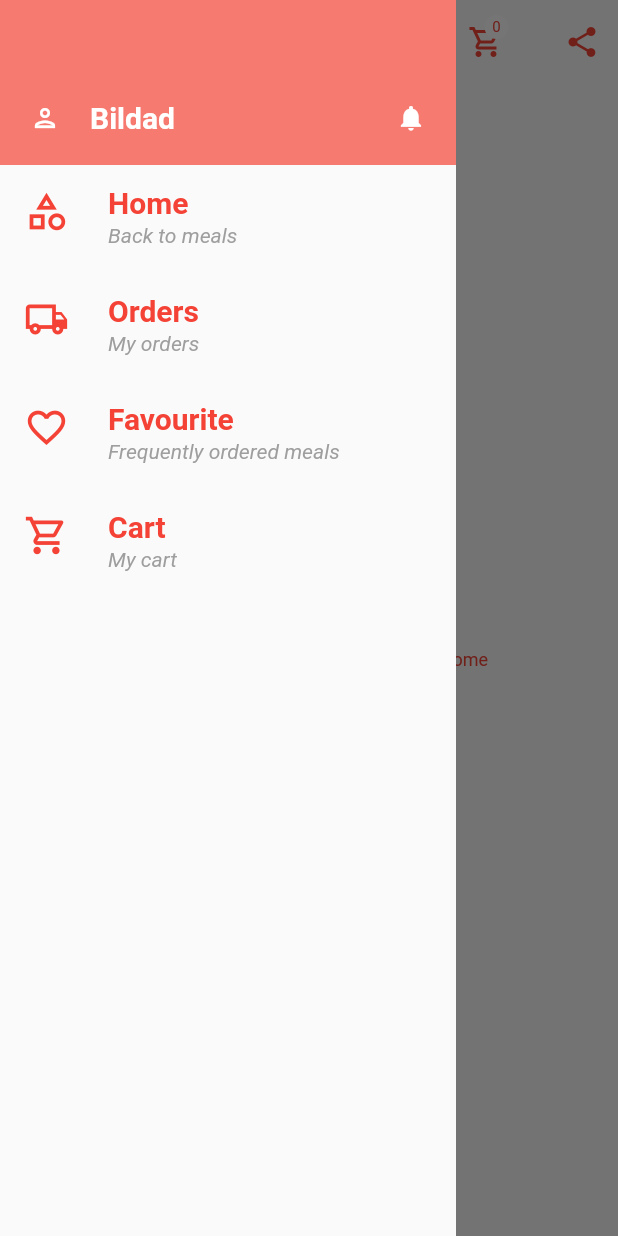
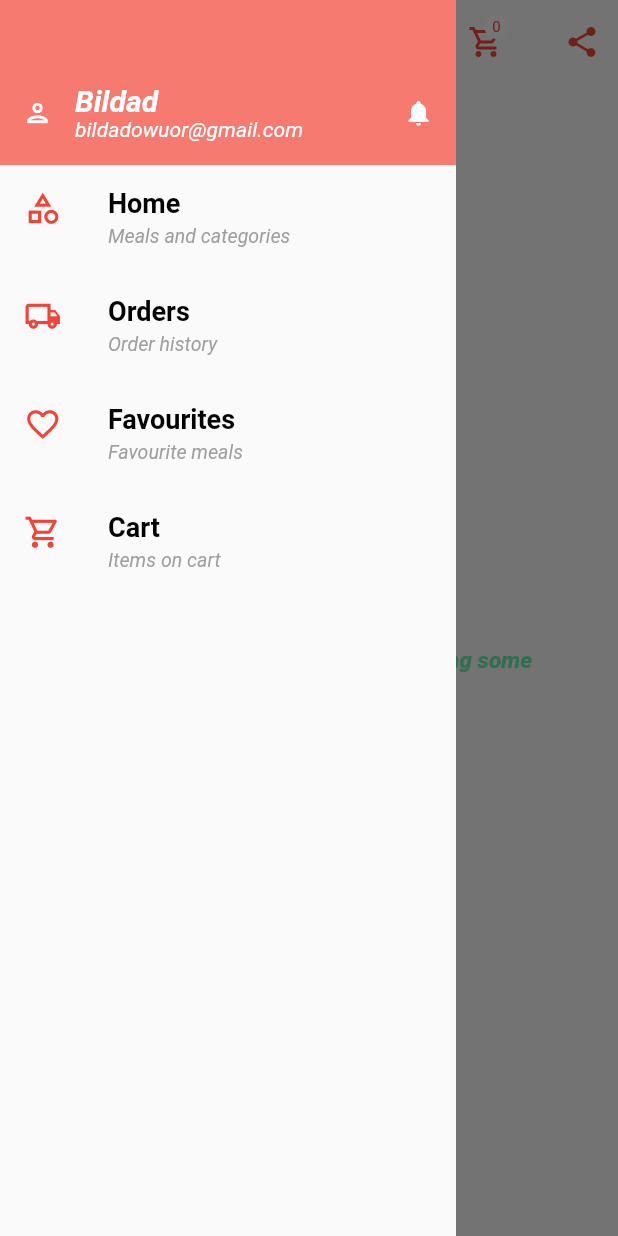
Before and after one commit to Bildad0/Delivery-App, a Flutter app: the FavoriteScreen screen opened by its route, with the side drawer open, on a phone screen of 412 x 824 dp. Run offline on Flutter 3.47's test engine with Material 2 defaults, Android fonts, the phone set to English and light mode, and no system bars; our stand-ins replace carousel_slider, flutter_datetime_picker, geocoding, geolocator, google_maps_flutter, shared_preferences; missing offline and left inert: open_settings; accounts and stored records are empty; Roboto replaces fonts that are missing (Georgia, Hind, SawarabiGothic).

Commit message:
updates and fixes

```diff
--- a/app/lib/Screens/cart.dart
+++ b/app/lib/Screens/cart.dart
@@ -43,11 +43,10 @@ class _CartScreenState extends State<CartScreen> {
     }
     return Scaffold(
       appBar: AppBar(
-        elevation: 3,
+        elevation: 0,
         foregroundColor: Colors.red,
         backgroundColor: Colors.white,
         title: const Text('Cart'),
-        automaticallyImplyLeading: false,
         leading: IconButton(
           onPressed: () {
             Navigator.of(context).pop();
--- a/app/lib/Screens/favourite.dart
+++ b/app/lib/Screens/favourite.dart
@@ -1,7 +1,8 @@
 import 'package:flutter/material.dart';
 
 import '../Models/menuitem.dart';
-import '../Widgets/leadings.dart';
+
+import '../Widgets/cart_icon.dart';
 import '../Widgets/mealitem.dart';
 import '../theme/theme_constants.dart';
 import '/Widgets/main_drawer.dart';
@@ -32,7 +33,7 @@ class _FavoriteScreenState extends State<FavoriteScreen> {
           backgroundColor: headerBackGround,
           foregroundColor: headerTextColor,
           actions: [
-            buildLeading(
+            cartIcon(
               context,
               Icons.shopping_cart_outlined,
               CartScreen.routeName,
@@ -58,7 +59,7 @@ class _FavoriteScreenState extends State<FavoriteScreen> {
           backgroundColor: headerBackGround,
           foregroundColor: headerTextColor,
           actions: [
-            buildLeading(
+            cartIcon(
               context,
               Icons.shopping_cart_outlined,
               CartScreen.routeName,
--- a/app/lib/Screens/mealdetails.dart
+++ b/app/lib/Screens/mealdetails.dart
@@ -1,7 +1,8 @@
 import 'package:flutter/material.dart';
 
 import '../Models/menuitem.dart';
-import '../Widgets/leadings.dart';
+import '../Widgets/cart_icon.dart';
+
 import '../Widgets/main_drawer.dart';
 import '../Widgets/mealitem.dart';
 import '/Resources/dummydatat.dart';
@@ -211,7 +212,7 @@ class _MealDetailsScreenState extends State<MealDetailsScreen> {
               widget.toggleFavorite(selectedMeal.id);
             },
           ),
-          buildLeading(
+          cartIcon(
             context,
             Icons.shopping_cart_outlined,
             CartScreen.routeName,
--- a/app/lib/Widgets/leadings.dart
+++ b/app/lib/Widgets/cart_icon.dart
@@ -1,6 +1,6 @@
 import 'package:flutter/material.dart';
 
-Widget buildLeading(
+Widget cartIcon(
   context,
   IconData icon,
   String route,
@@ -10,7 +10,7 @@ Widget buildLeading(
     children: [
       IconButton(
         onPressed: () {
-          Navigator.of(context).pushReplacementNamed(route);
+          Navigator.of(context).pushNamed(route);
         },
         icon: Icon(icon),
       ),
--- a/app/lib/Widgets/main_drawer.dart
+++ b/app/lib/Widgets/main_drawer.dart
@@ -2,7 +2,6 @@ import 'package:flutter/material.dart';
 
 import '../Models/user.dart';
 import '../Resources/dummydatat.dart';
-import '../Resources/types.dart';
 import '../Screens/cart.dart';
 import '../Screens/favourite.dart';
 import '../Screens/orderhistory.dart';
@@ -12,39 +11,58 @@ import '/Screens/home.dart';
 class MainDrawer extends StatelessWidget {
   const MainDrawer({super.key});
 
-  Widget buildTop(context, IconData icon, String title) {
-    List<User> user = DUMMY_USER;
-
+  Widget buildTop(context, IconData icon, String title, String userEmail) {
 //!TODO: get the current user then display the name where there is String Bildad.
 
     return Container(
       color: headerTextColor.withOpacity(.7),
       height: 110,
       width: double.infinity,
-      padding: const EdgeInsets.all(20),
+      padding: const EdgeInsets.fromLTRB(15, 40, 15, 0),
       alignment: Alignment.bottomLeft,
       child: Row(
         mainAxisAlignment: MainAxisAlignment.spaceBetween,
         children: [
-          Row(
+          GestureDetector(
+            onTap: () {
+              //!TODO: navigate to user profile
+            },
+            child: Row(
               children: [
                 Icon(
                   icon,
                   color: backGroundColor,
                   size: 20,
+                ), //!TODO: change to user image
+                const SizedBox(
+                  width: 15,
                 ),
-              const SizedBox(
-                width: 20,
-              ),
+                Column(
+                  crossAxisAlignment: CrossAxisAlignment.start,
+                  mainAxisAlignment: MainAxisAlignment.center,
+                  children: [
                     Text(
                       title,
                       style: const TextStyle(
                         color: backGroundColor,
                         fontSize: 20,
                         fontWeight: FontWeight.bold,
+                        fontFamily: 'SawarabiGothic',
+                      ),
+                    ),
+                    Text(
+                      userEmail,
+                      style: const TextStyle(
+                        color: backGroundColor,
+                        fontSize: 14,
+                        fontStyle: FontStyle.italic,
+                        fontFamily: 'SawarabiGothic',
                       ),
                     ),
                   ],
+                ),
+              ],
+            ),
           ),
           const Icon(
             Icons.notifications,
@@ -67,13 +85,14 @@ class MainDrawer extends StatelessWidget {
       leading: Icon(
         color: headerTextColor,
         icon,
-        size: 30,
+        size: 25,
       ),
       title: Text(
         title,
         style: const TextStyle(
           fontWeight: FontWeight.bold,
-          fontSize: 20,
+          fontSize: 18,
+          fontFamily: 'SawarabiGothic',
         ),
       ),
       subtitle: Text(
@@ -81,6 +100,7 @@ class MainDrawer extends StatelessWidget {
         style: const TextStyle(
           color: descriptionColor,
           fontStyle: FontStyle.italic,
+          fontFamily: 'SawarabiGothic',
         ),
       ),
       onTap: () {
@@ -91,6 +111,11 @@ class MainDrawer extends StatelessWidget {
 
   @override
   Widget build(BuildContext context) {
+    List<User> users = DUMMY_USER;
+    String id = '1'; //!TODO: get userId from localstorage
+
+    final user = users.where((user) => user.id == id).first;
+
     return Drawer(
       elevation: 0,
       child: Column(
@@ -98,33 +123,34 @@ class MainDrawer extends StatelessWidget {
           buildTop(
             context,
             Icons.person_outlined,
-            "Bildad",
+            user.name,
+            user.email,
           ),
           buildListTile(
             context,
             "Home",
-            "Back to meals",
+            "Meals and categories",
             Icons.category_outlined,
             HomeScreen.routeName,
           ),
           buildListTile(
             context,
             "Orders",
-            "My orders",
+            "Order history",
             Icons.local_shipping_outlined,
             OrderHistoryScreen.routeName,
           ),
           buildListTile(
             context,
-            "Favourite",
-            "Frequently ordered meals",
+            "Favourites",
+            "Favourite meals",
             Icons.favorite_outline_outlined,
             FavoriteScreen.routeName,
           ),
           buildListTile(
             context,
             "Cart",
-            "My cart",
+            "Items on cart",
             Icons.shopping_cart_outlined,
             CartScreen.routeName, //!TODO: Solve the cartscreen error.
           ),
--- a/app/lib/Widgets/meal_category.dart
+++ b/app/lib/Widgets/meal_category.dart
@@ -36,10 +36,7 @@ Widget buildingCategoryListTile(
         const SizedBox(height: 8),
         Text(
           title,
-          style: const TextStyle(
-            fontWeight: FontWeight.bold,
-            fontSize: 16,
-          ),
+          style: Theme.of(context).textTheme.bodyMedium,
         ),
       ],
     ),
--- a/app/lib/theme/theme_constants.dart
+++ b/app/lib/theme/theme_constants.dart
@@ -5,11 +5,27 @@ ThemeData lightTheme = ThemeData(
   primaryColor: Colors.red[800],
   fontFamily: 'SawarabiGothic',
   textTheme: const TextTheme(
-    bodySmall: TextStyle(color: Colors.red, fontFamily: 'SawarabiGothic'),
-    bodyLarge: TextStyle(color: Colors.red, fontFamily: 'Georgia'),
+    bodySmall: TextStyle(
+      fontStyle: FontStyle.italic,
+      fontWeight: FontWeight.bold,
+      color: amountColor,
+      fontSize: 15,
+      fontFamily: 'SawarabiGothic',
+    ),
+    bodyLarge: TextStyle(
+      color: bodyTextColor,
+      fontSize: 16,
+      fontWeight: FontWeight.bold,
+      fontFamily: 'SawarabiGothic',
+    ),
     titleLarge:
         TextStyle(fontStyle: FontStyle.italic, fontFamily: 'PatrickHand'),
-    bodyMedium: TextStyle(fontFamily: 'Hind'),
+    bodyMedium: TextStyle(
+      color: bodyTextColor,
+      fontSize: 13,
+      fontStyle: FontStyle.italic,
+      fontFamily: 'SawarabiGothic',
+    ),
   ),
   appBarTheme: AppBarTheme(
       backgroundColor: Colors.transparent, foregroundColor: Colors.red[800]),
@@ -28,3 +44,4 @@ const headerTextColor = Colors.red;
 const bodyTextColor = Colors.black;
 const headerBackGround = Colors.transparent;
 const descriptionColor = Colors.grey;
+const amountColor = Colors.greenAccent;
```
Also changed, not shown: app/lib/Screens/home.dart (+34 -13 lines), app/lib/Widgets/mealitem.dart (+3 -12 lines), app/lib/main.dart (+6 -2 lines). Lines whose indentation alone changed are shown as unchanged.
